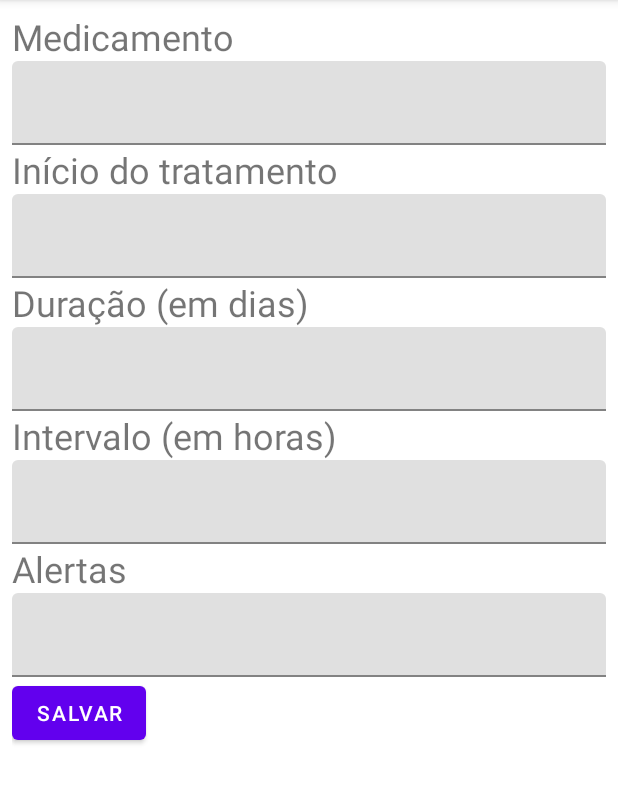
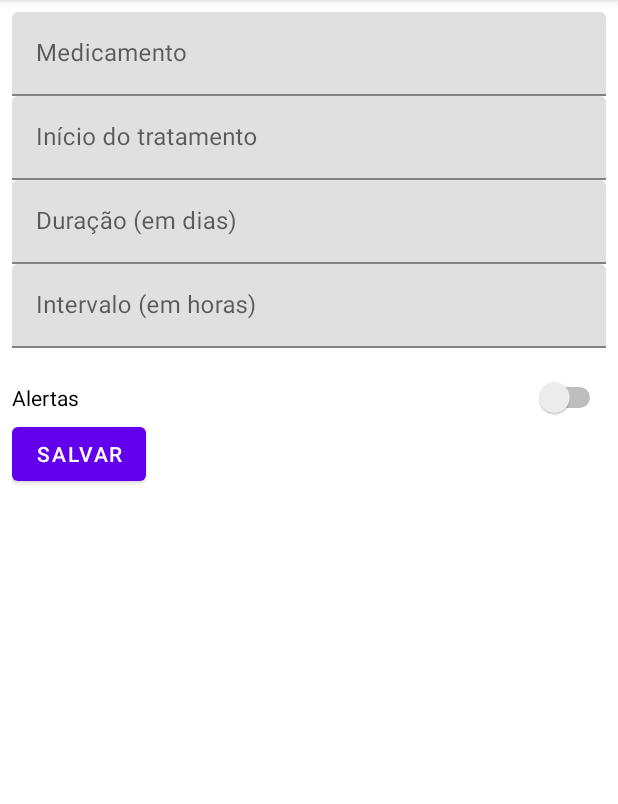
Before and after one commit to richardmcr/tads_projeto_4, an Android app: the NovoLembreteFragment screen opened through its navigation route, on a phone screen of 412 x 824 dp, the part 84-888 px from its top. Run offline under Robolectric (Android 15) with nearby library versions, the phone set to English and light mode, and no system bars; 7 statements that could not run were skipped.

Commit message:
add esboço criação novo lembrete

```diff
--- a/app/src/main/java/uni9/projetopraticoemsistemas/myhealth/view/NovoLembreteFragment.java
+++ b/app/src/main/java/uni9/projetopraticoemsistemas/myhealth/view/NovoLembreteFragment.java
@@ -5,6 +5,7 @@ import android.view.LayoutInflater;
 import android.view.View;
 import android.view.ViewGroup;
 import android.widget.Button;
+import android.widget.Switch;
 
 import androidx.annotation.NonNull;
 import androidx.annotation.Nullable;
@@ -23,8 +24,8 @@ public class NovoLembreteFragment extends Fragment {
     private NovoLembreteViewModel viewModel;
 
     private TextInputEditText tietMedicamento, tietInicioTratamento, tietDuracao, tietIntervalo;
-    private TextInputEditText tietAlertas;
-    private Button btnBuscar;
+    private Switch swtAlertas;
+    private Button btnSalvar;
 
     @Override
     public void onCreate(@Nullable Bundle savedInstanceState) {
@@ -52,9 +53,10 @@ public class NovoLembreteFragment extends Fragment {
         tietInicioTratamento = view.findViewById(R.id.tiet_inicio_tratamento);
         tietDuracao = view.findViewById(R.id.tiet_duracao);
         tietIntervalo = view.findViewById(R.id.tiet_intervalo);
-        tietAlertas = view.findViewById(R.id.tiet_alertas);
+        swtAlertas = view.findViewById(R.id.swt_alertas);
+        btnSalvar = view.findViewById(R.id.btn_salvar);
 
-        btnBuscar.setOnClickListener(v -> salvarLembrete());
+        btnSalvar.setOnClickListener(v -> salvarLembrete());
 
         return view;
     }
--- a/app/src/main/res/layout/fragment_novo_lembrete.xml
+++ b/app/src/main/res/layout/fragment_novo_lembrete.xml
@@ -1,92 +1,69 @@
 <?xml version="1.0" encoding="utf-8"?>
 <LinearLayout xmlns:android="http://schemas.android.com/apk/res/android"
+    xmlns:tools="http://schemas.android.com/tools"
     android:layout_width="match_parent"
     android:layout_height="wrap_content"
     android:layout_margin="8dp"
     android:orientation="vertical">
 
-    <TextView
+    <com.google.android.material.textfield.TextInputLayout
         android:layout_width="match_parent"
         android:layout_height="wrap_content"
-        android:text="@string/medicamento"
-        android:textSize="24sp" />
-
-    <com.google.android.material.textfield.TextInputLayout
-        android:layout_width="match_parent"
-        android:layout_height="wrap_content">
+        android:hint="@string/medicamento">
 
         <com.google.android.material.textfield.TextInputEditText
             android:id="@+id/tiet_medicamento"
             android:layout_width="match_parent"
-            android:layout_height="wrap_content" />
+            android:layout_height="wrap_content"
+            android:enabled="false" />
+    </com.google.android.material.textfield.TextInputLayout>
+
+    <com.google.android.material.textfield.TextInputLayout
+        android:layout_width="match_parent"
+        android:layout_height="wrap_content"
+        android:hint="@string/inicio_tratamento">
+
+        <com.google.android.material.textfield.TextInputEditText
+            android:id="@+id/tiet_inicio_tratamento"
+            android:layout_width="match_parent"
+            android:layout_height="wrap_content"
+            android:inputType="datetime" />
+    </com.google.android.material.textfield.TextInputLayout>
+
+    <com.google.android.material.textfield.TextInputLayout
+        android:layout_width="match_parent"
+        android:layout_height="wrap_content"
+        android:hint="@string/duracao">
+
+        <com.google.android.material.textfield.TextInputEditText
+            android:id="@+id/tiet_duracao"
+            android:layout_width="match_parent"
+            android:layout_height="wrap_content"
+            android:inputType="number" />
+    </com.google.android.material.textfield.TextInputLayout>
+
+    <com.google.android.material.textfield.TextInputLayout
+        android:layout_width="match_parent"
+        android:layout_height="wrap_content"
+        android:hint="@string/intervalo">
+
+        <com.google.android.material.textfield.TextInputEditText
+            android:id="@+id/tiet_intervalo"
+            android:layout_width="match_parent"
+            android:layout_height="wrap_content"
+            android:inputType="number" />
     </com.google.android.material.textfield.TextInputLayout>
 
     <TextView
         android:layout_width="match_parent"
-        android:layout_height="wrap_content"
-        android:text="@string/inicio_tratamento"
-        android:textSize="24sp" />
+        android:layout_height="wrap_content" />
 
-    <com.google.android.material.textfield.TextInputLayout
-        android:layout_width="match_parent"
-        android:layout_height="wrap_content">
-
-        <com.google.android.material.textfield.TextInputEditText
-            android:id="@+id/tiet_inicio_tratamento"
-            android:inputType="datetime"
-            android:layout_width="match_parent"
-            android:layout_height="wrap_content" />
-    </com.google.android.material.textfield.TextInputLayout>
-
-    <TextView
-        android:layout_width="match_parent"
-        android:layout_height="wrap_content"
-        android:text="@string/duracao"
-        android:textSize="24sp" />
-
-    <com.google.android.material.textfield.TextInputLayout
-        android:layout_width="match_parent"
-        android:layout_height="wrap_content">
-
-        <com.google.android.material.textfield.TextInputEditText
-            android:id="@+id/tiet_duracao"
-            android:inputType="number"
-            android:layout_width="match_parent"
-            android:layout_height="wrap_content" />
-    </com.google.android.material.textfield.TextInputLayout>
-
-    <TextView
-        android:layout_width="match_parent"
-        android:layout_height="wrap_content"
-        android:text="@string/intervalo"
-        android:textSize="24sp" />
-
-    <com.google.android.material.textfield.TextInputLayout
-        android:layout_width="match_parent"
-        android:layout_height="wrap_content">
-
-        <com.google.android.material.textfield.TextInputEditText
-            android:id="@+id/tiet_intervalo"
-            android:inputType="number"
-            android:layout_width="match_parent"
-            android:layout_height="wrap_content" />
-    </com.google.android.material.textfield.TextInputLayout>
-
-    <TextView
+    <Switch
+        android:id="@+id/swt_alertas"
         android:layout_width="match_parent"
         android:layout_height="wrap_content"
         android:text="@string/alertas"
-        android:textSize="24sp" />
-
-    <com.google.android.material.textfield.TextInputLayout
-        android:layout_width="match_parent"
-        android:layout_height="wrap_content">
-
-        <com.google.android.material.textfield.TextInputEditText
-            android:id="@+id/tiet_alertas"
-            android:layout_width="match_parent"
-            android:layout_height="wrap_content" />
-    </com.google.android.material.textfield.TextInputLayout>
+        tools:ignore="UseSwitchCompatOrMaterialXml" />
 
 
     <Button
```
